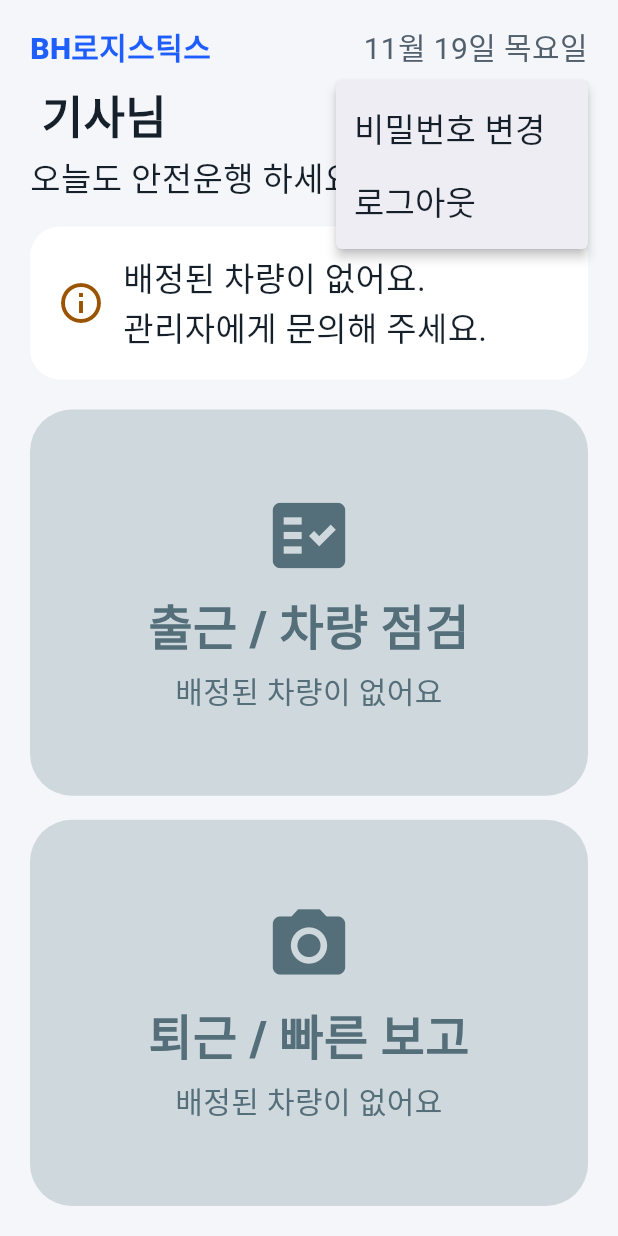
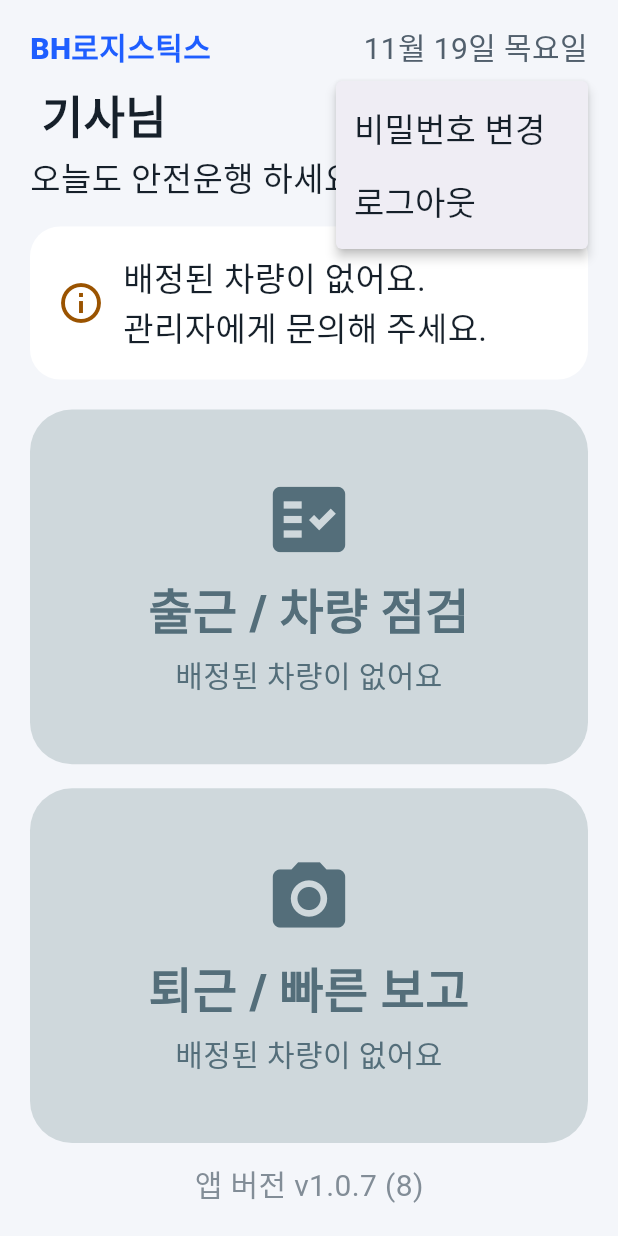
Before and after one commit to cash-luv/bh-logistics, a Flutter app: the screen it shows once a user with an empty profile is signed in, after a tap on the "manage accounts" icon, on a phone screen of 412 x 824 dp. Run offline on Flutter 3.47's test engine with Material 3 defaults, Android fonts, the phone set to English and light mode, and no system bars; our stand-ins replace cloud_firestore, firebase_auth, firebase_core, firebase_storage, geolocator, image_picker and 2 more; missing offline and left inert: ota_update; accounts and stored records are empty; generated files the repository leaves out were written again.

Commit message:
feat(app): 기사앱 로그인·메인 화면에 앱 버전 표시 (v1.0.7)

```diff
--- /dev/null
+++ b/bh_driver_app/lib/screens/app_version_label.dart
@@ -0,0 +1,31 @@
+import 'package:flutter/material.dart';
+import 'package:package_info_plus/package_info_plus.dart';
+
+import '../theme/app_theme.dart';
+
+/// 화면 맨 아래에 작게 보여 주는 앱 버전 표시. 예) "앱 버전 v1.0.6 (7)"
+/// 관리자 웹에 저장한 최신 버전과 비교할 때 사용합니다.
+class AppVersionLabel extends StatelessWidget {
+  const AppVersionLabel({super.key});
+
+  @override
+  Widget build(BuildContext context) {
+    return FutureBuilder<PackageInfo>(
+      future: PackageInfo.fromPlatform(),
+      builder: (context, snap) {
+        final info = snap.data;
+        final text = info == null
+            ? ''
+            : '앱 버전 v${info.version} (${info.buildNumber})';
+        return Center(
+          child: Text(
+            text,
+            style: AppText.caption.copyWith(
+              color: AppColors.subText.withValues(alpha: 0.7),
+            ),
+          ),
+        );
+      },
+    );
+  }
+}
--- a/bh_driver_app/lib/screens/driver_home_screen.dart
+++ b/bh_driver_app/lib/screens/driver_home_screen.dart
@@ -2,6 +2,7 @@ import 'package:flutter/material.dart';
 
 import '../models/driver_home_info.dart';
 import '../theme/app_theme.dart';
+import 'app_version_label.dart';
 
 /// 기사용 메인 화면: 큰 버튼 2개
 ///  - [출근 / 차량 점검] 파란색
@@ -106,6 +107,8 @@ class DriverHomeScreen extends StatelessWidget {
                           onTap: onFuelLog!,
                         ),
                       ],
+                      const SizedBox(height: 12),
+                      const AppVersionLabel(),
                     ],
                   ),
                 ),
--- a/bh_driver_app/lib/screens/login_screen.dart
+++ b/bh_driver_app/lib/screens/login_screen.dart
@@ -5,6 +5,7 @@ import 'package:flutter/services.dart';
 import '../services/auth_service.dart';
 import '../services/draft_storage.dart';
 import '../theme/app_theme.dart';
+import 'app_version_label.dart';
 
 /// 기사용 로그인 화면
 /// - 관리자가 부여한 기사 ID 코드(예: bh01) + 6자리 비밀번호(초기: 생년월일 6자리)
@@ -259,6 +260,8 @@ class _LoginScreenState extends State<LoginScreen> {
                     ),
                   ),
                 ),
+                const SizedBox(height: 24),
+                const AppVersionLabel(),
               ],
             ),
           ),
--- a/bh_driver_app/lib/services/app_update_service.dart
+++ b/bh_driver_app/lib/services/app_update_service.dart
@@ -17,7 +17,7 @@ class AppUpdateService {
   AppUpdateService._();
 
   /// 현재 이 앱의 버전 (실행 시 PackageInfo.fromPlatform()으로 pubspec.yaml 버전을 자동 로드)
-  static String currentVersion = '1.0.6';
+  static String currentVersion = '1.0.7';
 
   /// 기본 APK 다운로드 주소 (Firebase Hosting에 올린 bh-driver.apk)
   static const String defaultApkUrl =
--- a/bh_driver_app/pubspec.yaml
+++ b/bh_driver_app/pubspec.yaml
@@ -16,7 +16,7 @@ publish_to: 'none' # Remove this line if you wish to publish to pub.dev
 # https://developer.apple.com/library/archive/documentation/General/Reference/InfoPlistKeyReference/Articles/CoreFoundationKeys.html
 # In Windows, build-name is used as the major, minor, and patch parts
 # of the product and file versions while build-number is used as the build suffix.
-version: 1.0.6+7
+version: 1.0.7+8
 
 environment:
   sdk: ^3.14.0
```
Also changed, not shown: 1 other file.
